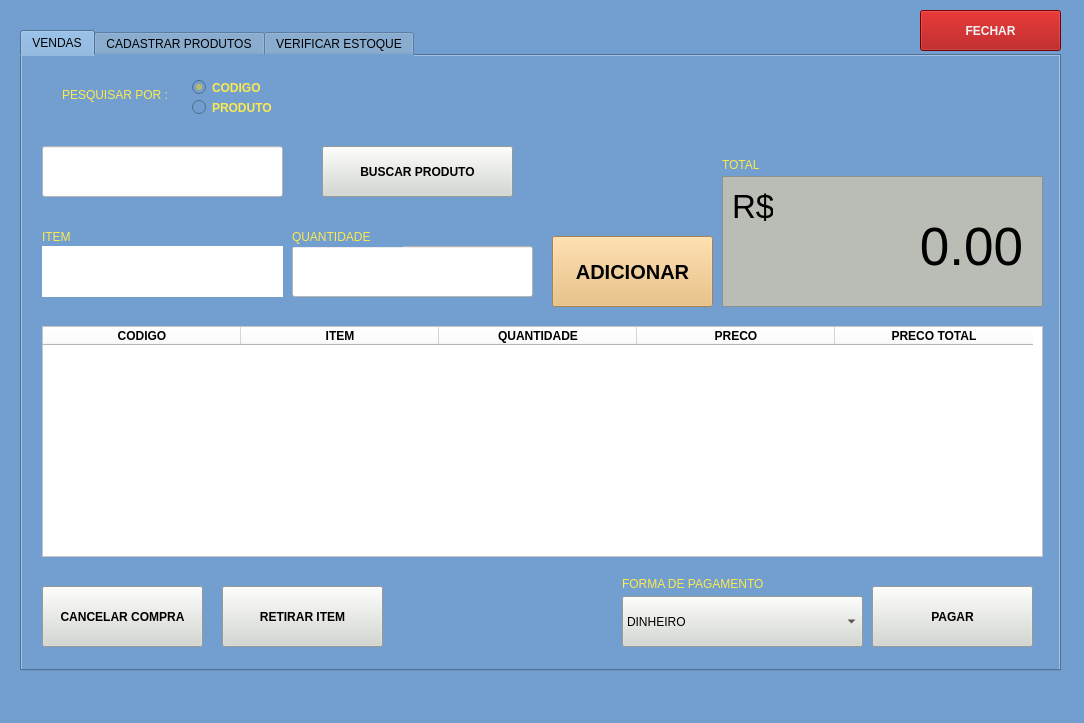
First picture: the form in vendas.ui, repository towcorp/pdvProjeto, before the edit.
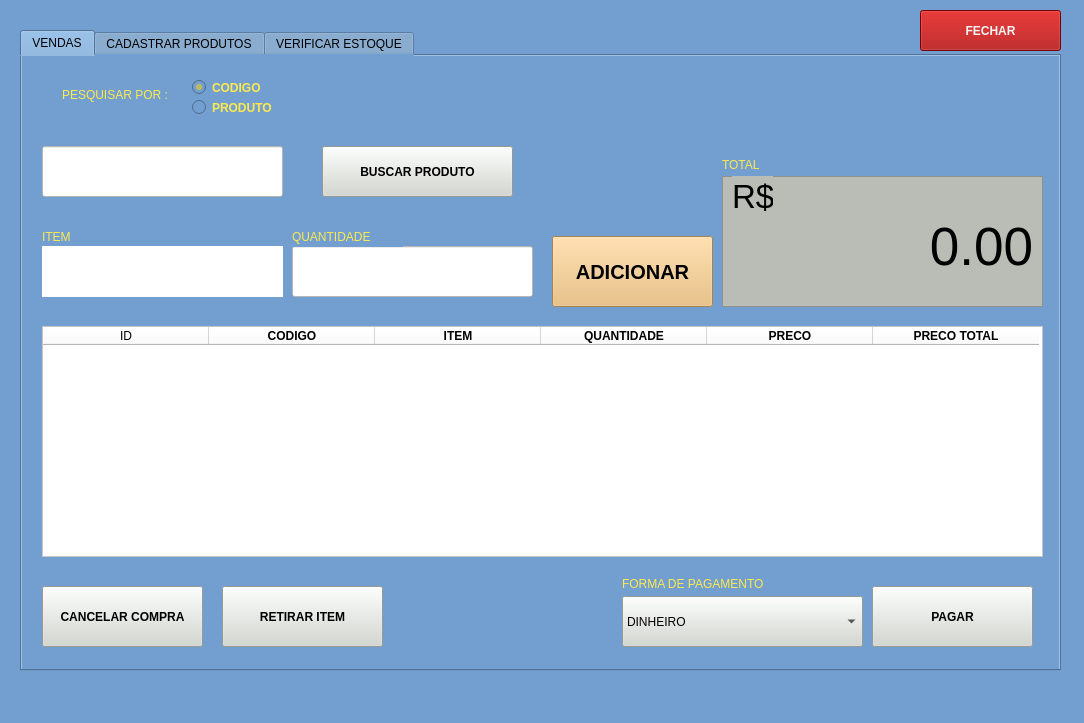
Second picture: the form after the edit.

Commit message: add funcao cancelar e adicionar item

Patch:
```diff
--- a/vendas.ui
+++ b/vendas.ui
@@ -135,9 +135,9 @@
       <widget class="QLabel" name="lbPrecoTotalVenda">
        <property name="geometry">
         <rect>
-         <x>110</x>
+         <x>10</x>
          <y>30</y>
-         <width>191</width>
+         <width>301</width>
          <height>81</height>
         </rect>
        </property>
@@ -157,7 +157,7 @@
        <property name="geometry">
         <rect>
          <x>10</x>
-         <y>10</y>
+         <y>0</y>
          <width>41</width>
          <height>41</height>
         </rect>
@@ -171,8 +171,6 @@
         <string>R$</string>
        </property>
       </widget>
-      <zorder>label_9</zorder>
-      <zorder>lbPrecoTotalVenda</zorder>
      </widget>
      <widget class="QLabel" name="label_7">
       <property name="geometry">
@@ -421,14 +419,20 @@
        </rect>
       </property>
       <property name="styleSheet">
-       <string notr="true">background-color: rgb(255, 255, 255);</string>
+       <string notr="true">background-color: rgb(255, 255, 255);
+color: rgb(0, 0, 0);</string>
       </property>
       <property name="autoScrollMargin">
        <number>41</number>
       </property>
       <attribute name="horizontalHeaderDefaultSectionSize">
-       <number>198</number>
+       <number>166</number>
       </attribute>
+      <column>
+       <property name="text">
+        <string>ID</string>
+       </property>
+      </column>
       <column>
        <property name="text">
         <string>CODIGO</string>
```
The commit also changes 1 other file.
